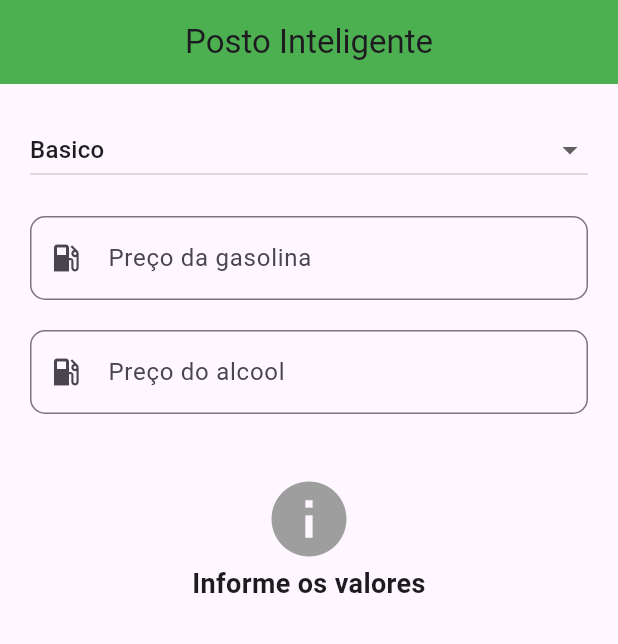
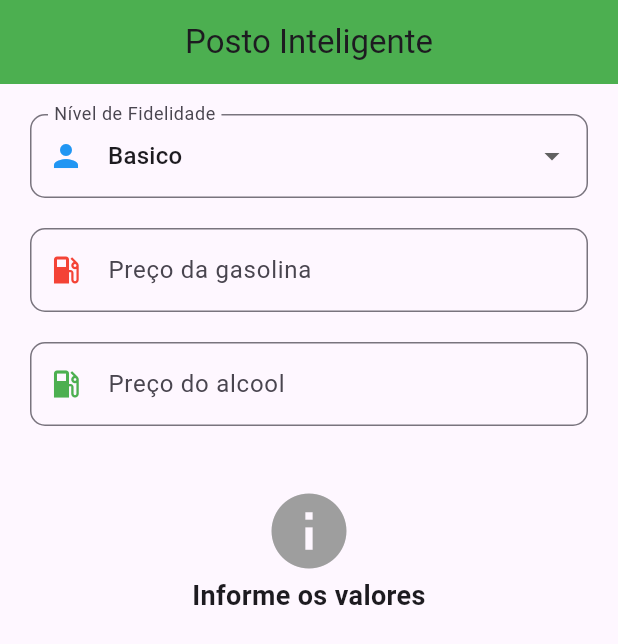
Before and after one commit to CaioHenriqueSoares/App-Posto-de-Combust-vel-Inteligente, a Flutter app: the screen it shows after launch, on a phone screen of 412 x 824 dp. Shown: the top 644 px of the screen. Run offline on Flutter 3.47's test engine with Material 3 defaults, Android fonts, the phone set to English and light mode, and no system bars.

Commit message:
Alterações de design na interface

```diff
--- a/combustivel_inteligente/lib/main.dart
+++ b/combustivel_inteligente/lib/main.dart
@@ -16,6 +16,28 @@ class _AnalisadorCombustivelState extends State<AnalisadorCombustivel> {
   String _nivelFidelidade = 'Basico';
   String _resultado = 'Informe os valores';
   bool? _compensa;
+
+  Color _corFidelidade() {
+    switch (_nivelFidelidade) {
+      case 'Prata':
+        return Colors.grey;
+      case 'Ouro':
+        return Colors.amber;
+      default:
+        return Colors.blue;
+    }
+  }
+
+  IconData _iconeFidelidade() {
+    switch (_nivelFidelidade) {
+      case 'Prata':
+        return Icons.star;
+      case 'Ouro':
+        return Icons.workspace_premium;
+      default:
+        return Icons.person;
+    }
+  }
 
   void _analisar() {
     double precoGasolina =
@@ -54,16 +76,23 @@ class _AnalisadorCombustivelState extends State<AnalisadorCombustivel> {
         title: const Text('Posto Inteligente'),
         centerTitle: true,
         backgroundColor: Colors.green,
-        ),
+      ),
       //body: SingleChildScrollView( // Para evitar overflow quando o teclado aparecer )
       body: Padding(
         padding: const EdgeInsets.all(20),
         child: Column(
           children: [
             // Dropdown para mudar o tipo (que afetará o Switch)
-            DropdownButton<String>(
-              value: _nivelFidelidade,
+            DropdownButtonFormField<String>(
+              initialValue: _nivelFidelidade,
               isExpanded: true,
+              decoration: InputDecoration(
+                labelText: 'Nível de Fidelidade',
+                border: OutlineInputBorder(
+                  borderRadius: BorderRadius.circular(10),
+                ),
+                prefixIcon: Icon(_iconeFidelidade(), color: _corFidelidade()),
+              ),
               onChanged: (String? novoValor) {
                 setState(() => _nivelFidelidade = novoValor!);
                 _analisar();
@@ -81,10 +110,12 @@ class _AnalisadorCombustivelState extends State<AnalisadorCombustivel> {
               keyboardType: TextInputType.number,
               decoration: InputDecoration(
                 labelText: 'Preço da gasolina',
-                prefixIcon: Icon(Icons.local_gas_station),
-                border: OutlineInputBorder(borderRadius: BorderRadius.circular(10)),
+                prefixIcon: Icon(Icons.local_gas_station, color: Colors.red),
+                border: OutlineInputBorder(
+                  borderRadius: BorderRadius.circular(10),
                 ),
-                onChanged: (_) => _analisar(),
+              ),
+              onChanged: (_) => _analisar(),
             ),
             const SizedBox(height: 20),
             TextField(
@@ -92,9 +123,11 @@ class _AnalisadorCombustivelState extends State<AnalisadorCombustivel> {
               keyboardType: TextInputType.number,
               decoration: InputDecoration(
                 labelText: 'Preço do alcool',
-                prefixIcon: Icon(Icons.local_gas_station),
-                border: OutlineInputBorder(borderRadius: BorderRadius.circular(10)),
+                prefixIcon: Icon(Icons.local_gas_station, color: Colors.green),
+                border: OutlineInputBorder(
+                  borderRadius: BorderRadius.circular(10),
                 ),
+              ),
               onChanged: (_) => _analisar(),
             ),
             const SizedBox(height: 20),
@@ -104,7 +137,9 @@ class _AnalisadorCombustivelState extends State<AnalisadorCombustivel> {
             Icon(
               _compensa == null
                   ? Icons.info
-                  : (_compensa! ? Icons.local_gas_station : Icons.local_gas_station),
+                  : (_compensa!
+                        ? Icons.local_gas_station
+                        : Icons.local_gas_station),
               color: _compensa == null
                   ? Colors.grey
                   : (_compensa! ? Colors.green : Colors.red),
```
